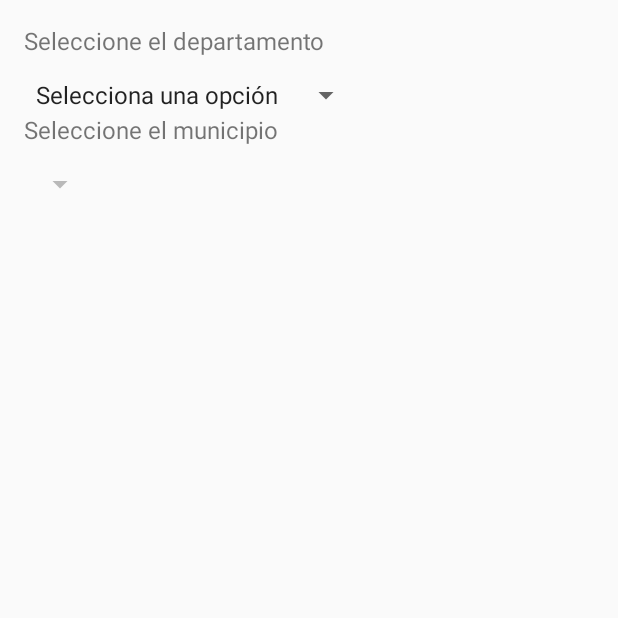
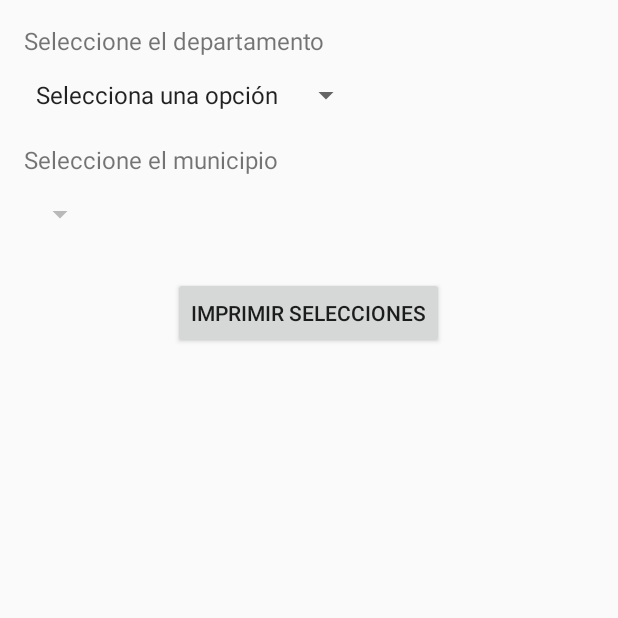
Before and after one commit to Oomars1/VolumenTanque, an Android app built with Jetpack Compose: the screen it shows after launch (MainActivity), on a phone screen of 412 x 824 dp, the top half of it. Run offline under Robolectric (Android 15) with nearby library versions, the phone set to English and light mode, and no system bars.

Commit message:
se agrego impresion de datos de prueba

```diff
--- a/app/src/main/java/com/example/calculadoradevolumen/MainActivity.kt
+++ b/app/src/main/java/com/example/calculadoradevolumen/MainActivity.kt
@@ -1,5 +1,6 @@
 package com.example.calculadoradevolumen
 
+import android.annotation.SuppressLint
 import android.os.Bundle
 import android.view.View
 import android.widget.AdapterView
@@ -8,6 +9,7 @@ import android.widget.Button
 import android.widget.EditText
 import android.widget.Spinner
 import android.widget.TextView
+import android.widget.Toast
 import androidx.activity.ComponentActivity
 import androidx.activity.compose.setContent
 import androidx.activity.enableEdgeToEdge
@@ -21,14 +23,19 @@ import androidx.compose.ui.tooling.preview.Preview
 import com.example.calculadoradevolumen.ui.theme.CalculadoraDeVolumenTheme
 
 class MainActivity : ComponentActivity() {
-    // Declarar spinnerMunicipality como una variable miembro de la clase MainActivity
     private lateinit var spinnerMunicipality: Spinner
+    private lateinit var textViewSelection: TextView
+
+    @SuppressLint("SetTextI18n")
     override fun onCreate(savedInstanceState: Bundle?) {
         super.onCreate(savedInstanceState)
         setContentView(R.layout.activity_main)
 
         val spinner1: Spinner = findViewById(R.id.spinner1)
         val spinner2: Spinner = findViewById(R.id.spinner2)
+        spinnerMunicipality = spinner2
+        val button: Button = findViewById(R.id.button)
+        textViewSelection = findViewById(R.id.textViewSelection)
 
         // Datos para el primer spinner
         val options1 = arrayOf("Selecciona una opción", "Santa Ana", "Ahuachapan", "Sonsonate")
@@ -39,7 +46,7 @@ class MainActivity : ComponentActivity() {
         spinner1.adapter = adapter1
 
         // Datos para el segundo spinner
-        val options2 = arrayOf("Santa Ana Centro", "Santa Ana  Norte", "Santa Ana Este", "Santa Ana Oeste","Metapan")
+        val options2 = arrayOf("Santa Ana Centro", "Santa Ana Norte", "Santa Ana Este", "Santa Ana Oeste", "Metapan")
         val options3 = arrayOf("Ahuachapan", "Atiquizaya", "Apaneca", "Concepcion Ataco", "El Refugio")
         val options4 = arrayOf("Nahuizalco", "Juayua", "Salcoatitan")
 
@@ -48,21 +55,21 @@ class MainActivity : ComponentActivity() {
             override fun onItemSelected(parent: AdapterView<*>, view: View, position: Int, id: Long) {
                 when (position) {
                     1 -> {
-                        // Habilitar el segundo spinner con opciones para "Opción 1"
+                        // Habilitar el segundo spinner con opciones para "Santa Ana"
                         val adapter2 = ArrayAdapter(this@MainActivity, android.R.layout.simple_spinner_item, options2)
                         adapter2.setDropDownViewResource(android.R.layout.simple_spinner_dropdown_item)
                         spinner2.adapter = adapter2
                         spinner2.isEnabled = true
                     }
                     2 -> {
-                        // Habilitar el segundo spinner con opciones para "Opción 2"
+                        // Habilitar el segundo spinner con opciones para "Ahuachapan"
                         val adapter2 = ArrayAdapter(this@MainActivity, android.R.layout.simple_spinner_item, options3)
                         adapter2.setDropDownViewResource(android.R.layout.simple_spinner_dropdown_item)
                         spinner2.adapter = adapter2
                         spinner2.isEnabled = true
                     }
                     3 -> {
-                        // Habilitar el segundo spinner con opciones para "Opción 3"
+                        // Habilitar el segundo spinner con opciones para "Sonsonate"
                         val adapter2 = ArrayAdapter(this@MainActivity, android.R.layout.simple_spinner_item, options4)
                         adapter2.setDropDownViewResource(android.R.layout.simple_spinner_dropdown_item)
                         spinner2.adapter = adapter2
@@ -79,6 +86,14 @@ class MainActivity : ComponentActivity() {
                 // No hacer nada si no se selecciona nada
                 spinner2.isEnabled = false
             }
+        }
+
+        // Configurar el listener para el botón
+        button.setOnClickListener {
+            val selection1 = spinner1.selectedItem.toString()
+            val selection2 = if (spinner2.isEnabled) spinner2.selectedItem.toString() else "Vacio"
+
+            textViewSelection.text = "Departamento: \t $selection1\nMunicipio: \t\t\t\t\t\t $selection2"
         }
     }
 }
--- a/app/src/main/res/layout/activity_main.xml
+++ b/app/src/main/res/layout/activity_main.xml
@@ -18,23 +18,39 @@
         android:id="@+id/spinner1"
         android:layout_width="wrap_content"
         android:layout_height="wrap_content"
-        android:layout_centerHorizontal="true"
-        android:layout_marginTop="5dp" />
+        android:layout_marginTop="5dp"
+        android:layout_gravity=""/>
 
     <TextView
         android:layout_width="match_parent"
         android:layout_height="wrap_content"
         android:text="@string/hint_select_municipality"
         android:textSize="16sp"
-        android:paddingBottom="8dp"/>
+        android:paddingBottom="8dp"
+        android:layout_marginTop="20dp"/>
 
     <Spinner
         android:id="@+id/spinner2"
         android:layout_width="wrap_content"
         android:layout_height="wrap_content"
-        android:layout_below="@id/spinner1"
         android:layout_marginTop="5dp"
-        android:layout_centerHorizontal="true"
-        android:enabled="false" />
+        android:layout_gravity=""
+        android:enabled="false"/>
+    <!--este es el boton de imprimir ojo ira hasta el final-->
+    <Button
+        android:id="@+id/button"
+        android:layout_width="wrap_content"
+        android:layout_height="wrap_content"
+        android:layout_marginTop="30dp"
+        android:layout_gravity="center_horizontal"
+        android:text="Imprimir Selecciones"/>
+
+    <TextView
+        android:id="@+id/textViewSelection"
+        android:layout_width="match_parent"
+        android:layout_height="wrap_content"
+        android:textSize="16sp"
+        android:paddingTop="45dp"
+        android:layout_gravity="center_horizontal"/>
 
 </LinearLayout>
```
